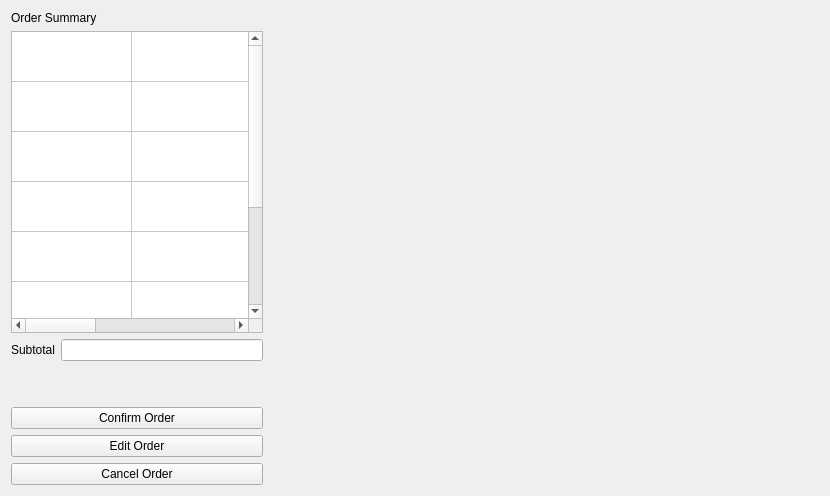
This is menuwidget.ui in jwannamaker/CS1D_FastFoodProject as Qt 5 draws it before an edit. The edited form follows.
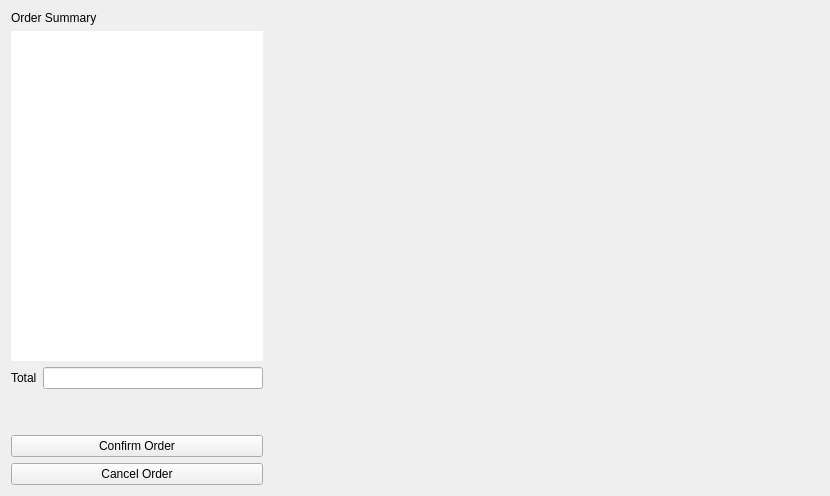
This is the edited form.

Diff of the .ui file:
```diff
--- a/menuwidget.ui
+++ b/menuwidget.ui
@@ -26,39 +26,10 @@
         </widget>
        </item>
        <item>
-        <widget class="QTableWidget" name="tableWidget_menuItems">
-         <property name="rowCount">
-          <number>8</number>
+        <widget class="QTableWidget" name="tableWidget_orderItems">
+         <property name="frameShape">
+          <enum>QFrame::NoFrame</enum>
          </property>
-         <property name="columnCount">
-          <number>3</number>
-         </property>
-         <attribute name="horizontalHeaderVisible">
-          <bool>false</bool>
-         </attribute>
-         <attribute name="horizontalHeaderDefaultSectionSize">
-          <number>120</number>
-         </attribute>
-         <attribute name="horizontalHeaderStretchLastSection">
-          <bool>false</bool>
-         </attribute>
-         <attribute name="verticalHeaderVisible">
-          <bool>false</bool>
-         </attribute>
-         <attribute name="verticalHeaderDefaultSectionSize">
-          <number>50</number>
-         </attribute>
-         <row/>
-         <row/>
-         <row/>
-         <row/>
-         <row/>
-         <row/>
-         <row/>
-         <row/>
-         <column/>
-         <column/>
-         <column/>
         </widget>
        </item>
        <item>
@@ -66,7 +37,7 @@
          <item>
           <widget class="QLabel" name="label">
            <property name="text">
-            <string>Subtotal</string>
+            <string>Total</string>
            </property>
           </widget>
          </item>
@@ -106,13 +77,6 @@
          </property>
         </widget>
        </item>
-       <item>
-        <widget class="QPushButton" name="editButton">
-         <property name="text">
-          <string>Edit Order</string>
-         </property>
-        </widget>
-       </item>
        <item>
         <widget class="QPushButton" name="cancelButton">
          <property name="text">
```
Left out of the diff: 4 changed lines with no effect on the pictures.
